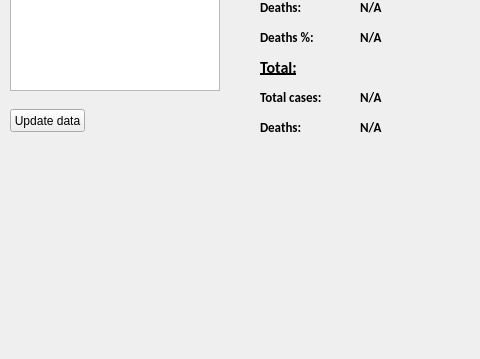
The window that covid_ui.ui (szuchowicz/covid_report_creator) describes before a commit, drawn with Qt 5; both pictures show x 0 to 480 and y 241 to 600 of the 800 by 600 pixel window.
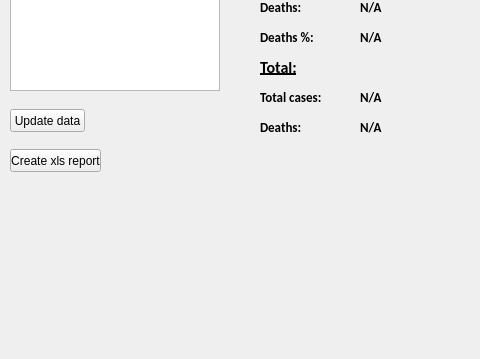
The same window after the commit.

Commit message: Added xls report creator

Diff of the .ui file:
```diff
--- a/covid_ui.ui
+++ b/covid_ui.ui
@@ -535,6 +535,19 @@
      <string>Update data</string>
     </property>
    </widget>
+   <widget class="QPushButton" name="createXls">
+    <property name="geometry">
+     <rect>
+      <x>10</x>
+      <y>390</y>
+      <width>91</width>
+      <height>23</height>
+     </rect>
+    </property>
+    <property name="text">
+     <string>Create xls report</string>
+    </property>
+   </widget>
   </widget>
  </widget>
  <resources/>
```
The commit also changes 3 other files.
